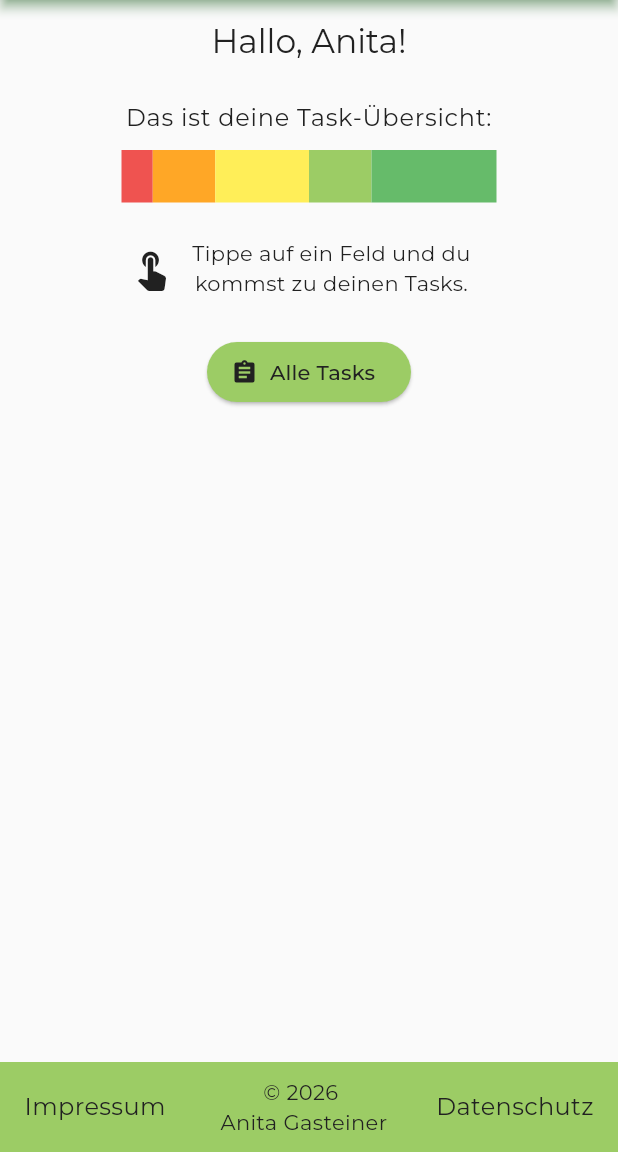
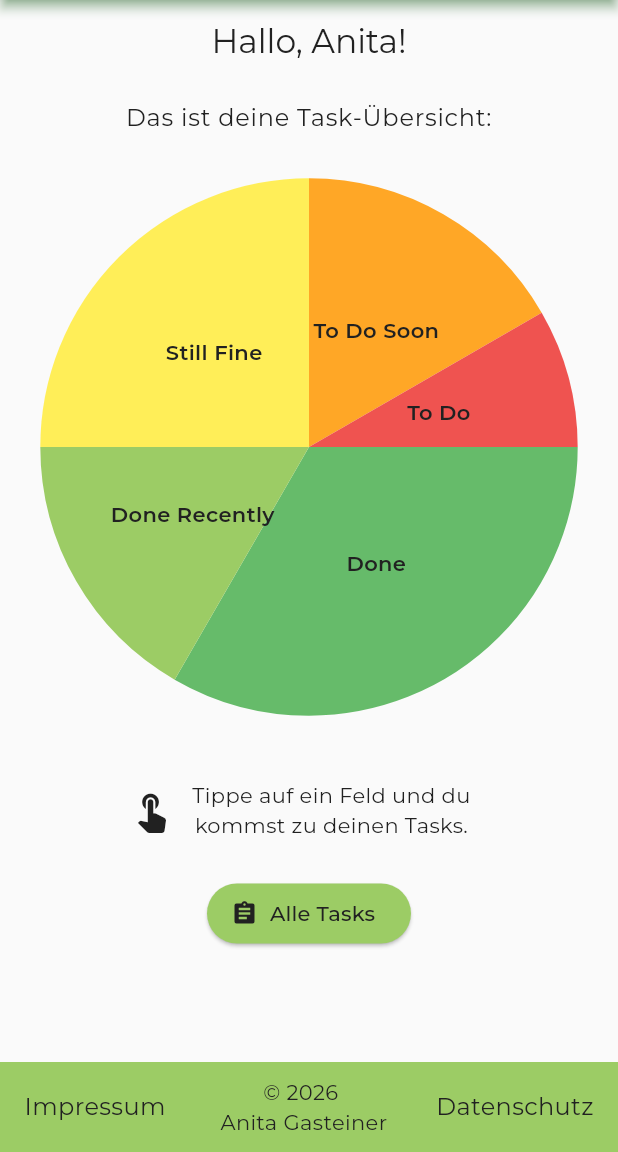
Before and after one commit to anitagasteiner/you-got-this, a Flutter app: the screen it shows after launch, on a phone screen of 412 x 824 dp, the part 84-1236 px from its top. Run offline on Flutter 3.47's test engine with Material 3 defaults, Android fonts, the phone set to English and light mode, and no system bars; drawn by our look-alikes of pie_chart; our stand-ins replace fl_chart.

Commit message:
pie chart including click to task pages implemented

```diff
--- a/lib/common/colors.dart
+++ b/lib/common/colors.dart
@@ -15,11 +15,11 @@ class AppBarColors {
 }
 
 class ScaleColors {
+  static final done = Colors.green[400]!;
+  static final doneRecently = Colors.lightGreen[400]!;
+  static final stillFine = Colors.yellow[400]!;
+  static final toDoSoon = Colors.orange[400]!;
   static final toDo = Colors.red[400]!;
-  static final toDoSoon = Colors.orange[400]!;
-  static final stillFine = Colors.yellow[400]!;
-  static final doneRecently = Colors.lightGreen[400]!;
-  static final done = Colors.green[400]!;
 }
 
 class BtnColors {
--- /dev/null
+++ b/lib/data/chart_categories_data.dart
@@ -0,0 +1,40 @@
+import '../models/chart_categories_model.dart';
+import '../common/colors.dart';
+import '../calc.dart';
+
+
+final List<ChartCategoriesModel> chartCategories = [
+  ChartCategoriesModel(
+    key: 'done',
+    label: 'Done',
+    color: ScaleColors.done,
+    value: getValue('Done'),
+  ),
+  ChartCategoriesModel(
+    key: 'doneRecently',
+    label: 'Done Recently',
+    color: ScaleColors.doneRecently,
+    value: getValue('Done Recently'),
+  ),
+  ChartCategoriesModel(
+    key: 'stillFine',
+    label: 'Still Fine',
+    color: ScaleColors.stillFine,
+    value: getValue('Still Fine'),
+  ),
+  ChartCategoriesModel(
+    key: 'toDoSoon',
+    label: 'To Do Soon',
+    color: ScaleColors.toDoSoon,
+    value: getValue('To Do Soon'),
+  ),
+  ChartCategoriesModel(
+    key: 'toDo',
+    label: 'To Do',
+    color: ScaleColors.toDo,
+    value: getValue('To Do'),
+  ),
+];
+
+
+// Später dann Wortlaut wie in key statt wie in label für value verwenden!!!
--- a/lib/data/tasks_data.dart
+++ b/lib/data/tasks_data.dart
@@ -1,16 +1,16 @@
 import '../models/task_model.dart';
 
 final Map<String, TaskModel> tasks = {
-  'task1': TaskModel(name: 'Bettwäsche wechseln', recurrence: 14, category: 'Done'),
-  'task2': TaskModel(name: 'Handtücher wechseln', recurrence: 4, category: 'Done'),
-  'task3': TaskModel(name: 'Zahnbürsten austauschen', recurrence: 60, category: 'To Do Soon'),
-  'task4': TaskModel(name: 'Fenster putzen', recurrence: 365, category: 'Done Recently'),
-  'task5': TaskModel(name: 'Küche oben abstauben', recurrence: 60, category: 'Still Fine'),
-  'task6': TaskModel(name: 'Waschmaschinen reinigen', recurrence: 60, category: 'Still Fine'),
-  'task7': TaskModel(name: 'Geschirrspüler reinigen', recurrence: 60, category: 'Done'),
-  'task8': TaskModel(name: 'Sanitärteppiche waschen', recurrence: 14, category: 'To Do'),
-  'task9': TaskModel(name: 'Wasserkocher entkalken', recurrence: 60, category: 'To Do Soon'),
-  'task10': TaskModel(name: 'Vorhänge waschen', recurrence: 365, category: 'Done Recently'),
-  'task11': TaskModel(name: 'Badezimmer oben abstauben', recurrence: 60, category: 'Done'),
-  'task12': TaskModel(name: 'Vorzimmerteppiche waschen', recurrence: 30, category: 'Still Fine'),
+  'task1': TaskModel(name: 'Bettwäsche wechseln', recurrence: 14, state: 'Done'),
+  'task2': TaskModel(name: 'Handtücher wechseln', recurrence: 4, state: 'Done'),
+  'task3': TaskModel(name: 'Zahnbürsten austauschen', recurrence: 60, state: 'To Do Soon'),
+  'task4': TaskModel(name: 'Fenster putzen', recurrence: 365, state: 'Done Recently'),
+  'task5': TaskModel(name: 'Küche oben abstauben', recurrence: 60, state: 'Still Fine'),
+  'task6': TaskModel(name: 'Waschmaschinen reinigen', recurrence: 60, state: 'Still Fine'),
+  'task7': TaskModel(name: 'Geschirrspüler reinigen', recurrence: 60, state: 'Done'),
+  'task8': TaskModel(name: 'Sanitärteppiche waschen', recurrence: 14, state: 'To Do'),
+  'task9': TaskModel(name: 'Wasserkocher entkalken', recurrence: 60, state: 'To Do Soon'),
+  'task10': TaskModel(name: 'Vorhänge waschen', recurrence: 365, state: 'Done Recently'),
+  'task11': TaskModel(name: 'Badezimmer oben abstauben', recurrence: 60, state: 'Done'),
+  'task12': TaskModel(name: 'Vorzimmerteppiche waschen', recurrence: 30, state: 'Still Fine'),
 };
--- a/lib/screens/home_screen.dart
+++ b/lib/screens/home_screen.dart
@@ -2,10 +2,9 @@ import 'package:flutter/material.dart';
 import '../common/colors.dart';
 import '../calc.dart';
 import '../widgets/navbars_widgets.dart';
-// import '../widgets/color_box_link_widget.dart';
-// import '../widgets/pie_chart_widget.dart';
+import '../widgets/fl_chart_widget.dart';
 import '../widgets/button_widget.dart';
-import '../widgets/stacked_bar_widget.dart';
+// import '../widgets/stacked_bar_widget.dart';
 
 
 // int count = 0;
@@ -34,12 +33,16 @@ class HomeScreen extends StatelessWidget {
               textAlign: TextAlign.center,
               ),
             SizedBox(height: 10),
-            // Colored Bar:
-            StackedBar(),
-            // End of Colored Bar
-            // Pie Chart:
-            // OverviewPieChart(),
-            // End of Pie Chart
+            ConstrainedBox(
+              constraints: BoxConstraints(
+                minWidth: 300,
+                maxWidth: 400,
+              ),
+              child: MouseRegion(
+                cursor: SystemMouseCursors.click,
+                child: PieChartOverview(),
+              ),
+            ),
             SizedBox(height: 24),
             SizedBox(
               width: 240,
--- /dev/null
+++ b/lib/widgets/fl_chart_widget.dart
@@ -0,0 +1,71 @@
+import 'package:flutter/material.dart';
+import 'package:fl_chart/fl_chart.dart';
+import '../data/chart_categories_data.dart';
+import '../common/colors.dart';
+
+
+class PieChartOverview extends StatefulWidget {
+  const PieChartOverview({super.key});
+
+  @override
+  State<PieChartOverview> createState() => _PieChartOverviewState();
+}
+
+class _PieChartOverviewState extends State<PieChartOverview> {
+  @override
+  Widget build(BuildContext context) {
+    return Center(
+      child: AspectRatio(
+        aspectRatio: 1,
+        child: PieChart(
+          PieChartData(
+            borderData: FlBorderData(show: false),
+            sectionsSpace: 0,
+            centerSpaceRadius: 0,
+            pieTouchData: PieTouchData(
+              touchCallback: (FlTouchEvent event, pieTouchResponse) {
+                if (event is! FlTapDownEvent) {
+                  return;
+                }
+                if (pieTouchResponse == null || pieTouchResponse.touchedSection == null) {
+                  return;
+                }
+                final index = pieTouchResponse.touchedSection!.touchedSectionIndex;
+                // final categoryKey = chartCategories[index].key;
+                final categoryLabel = chartCategories[index].label;
+                WidgetsBinding.instance.addPostFrameCallback((_) {
+                  if (!mounted) {
+                    return;
+                  }
+                  Navigator.pushNamed(
+                    context,
+                    '/tasks',
+                    // arguments: categoryKey
+                    arguments: categoryLabel
+                  );
+                });
+              },
+            ),
+            sections: _buildSections(),
+          ),
+        ),
+      ),
+    );
+  }
+
+  List<PieChartSectionData> _buildSections() {
+    return List.generate(chartCategories.length, (i) {
+      final c = chartCategories[i];
+      return PieChartSectionData(
+        color: c.color,
+        value: c.value,
+        title: c.label,
+        radius: MediaQuery.of(context).size.width / 2.3,
+        titleStyle: TextStyle(
+          fontWeight: FontWeight.w600,
+          color: BaseColors.dark,
+        ),
+      );
+    });
+  }
+}
--- a/pubspec.yaml
+++ b/pubspec.yaml
@@ -9,6 +9,7 @@ environment:
 dependencies:
   flutter:
     sdk: flutter
+  pie_chart: ^5.1.0
   fl_chart: ^1.2.0
 
 dev_dependencies:
```
Also changed, not shown: lib/calc.dart (+9 -4 lines), lib/models/chart_categories_model.dart (added, +15 -0 lines), lib/models/task_model.dart (+6 -2 lines), lib/screens/tasks_screen.dart (+7 -7 lines), lib/widgets/pie_chart_section_widget.dart (deleted, +0 -108 lines), lib/widgets/pie_chart_widget.dart (+44 -210 lines), pubspec.lock.
